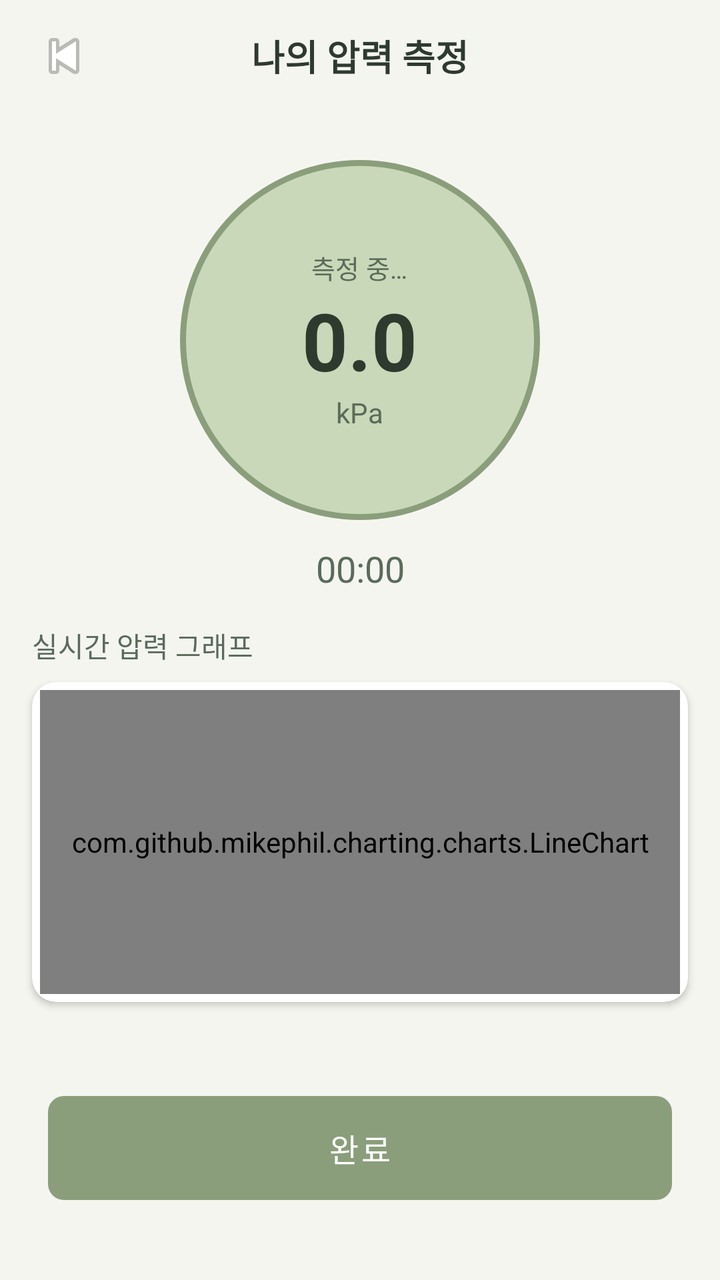
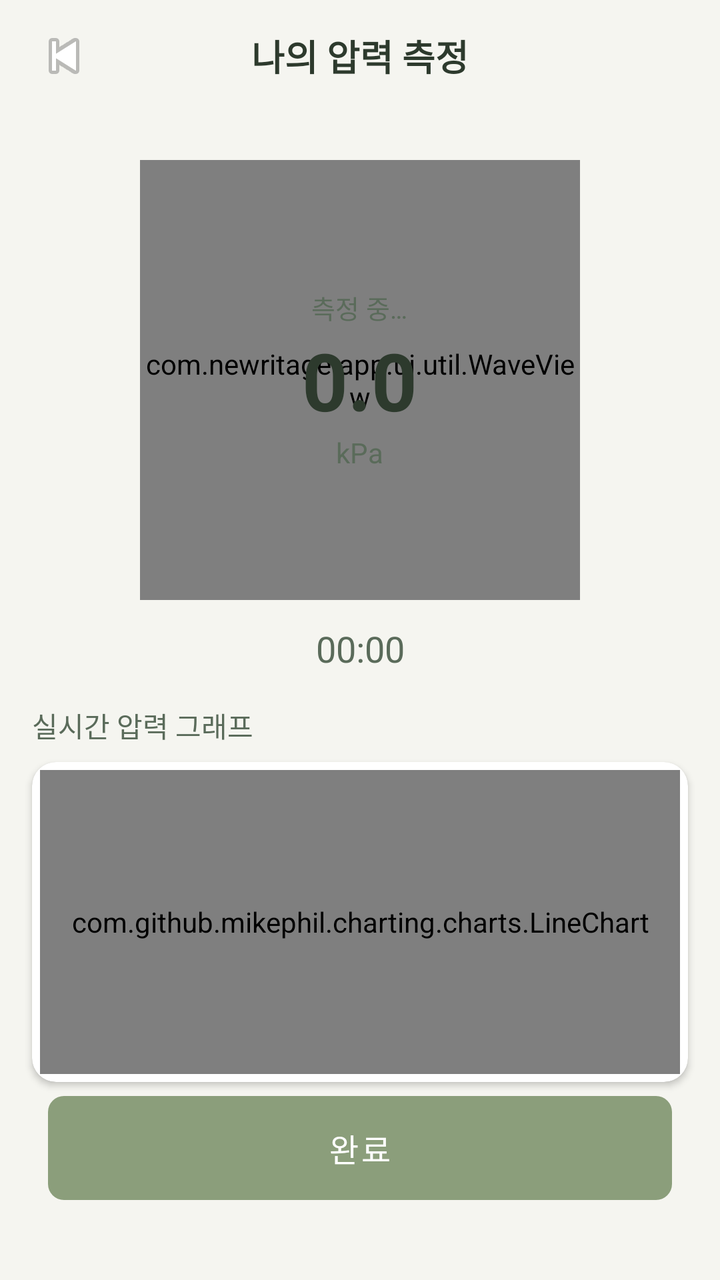

An Android layout rendered at two revisions. The XML below is the earlier revision; the diff shows what the commit changed to produce the second picture.
<!-- AndroidManifest.xml: application theme Theme.NewRitage -->
<!-- res/layout/activity_measurement.xml -->
<?xml version="1.0" encoding="utf-8"?>
<androidx.constraintlayout.widget.ConstraintLayout
    xmlns:android="http://schemas.android.com/apk/res/android"
    xmlns:app="http://schemas.android.com/apk/res-auto"
    android:layout_width="match_parent"
    android:layout_height="match_parent"
    android:background="@color/background">

    
    <FrameLayout
        android:id="@+id/toolbar"
        android:layout_width="0dp"
        android:layout_height="56dp"
        android:background="@color/background"
        app:layout_constraintTop_toTopOf="parent"
        app:layout_constraintStart_toStartOf="parent"
        app:layout_constraintEnd_toEndOf="parent">

        <ImageButton
            android:id="@+id/btnBack"
            android:layout_width="48dp"
            android:layout_height="48dp"
            android:src="@android:drawable/ic_media_previous"
            android:background="?attr/selectableItemBackgroundBorderless"
            android:padding="12dp"
            android:layout_gravity="start|center_vertical"
            android:layout_marginStart="8dp" />

        <TextView
            android:layout_width="wrap_content"
            android:layout_height="wrap_content"
            android:text="@string/measurement_title"
            android:textSize="18sp"
            android:textStyle="bold"
            android:textColor="@color/text_primary"
            android:layout_gravity="center" />
    </FrameLayout>

    
    <FrameLayout
        android:id="@+id/gaugeContainer"
        android:layout_width="180dp"
        android:layout_height="180dp"
        android:background="@drawable/bg_circle_green"
        android:layout_marginTop="24dp"
        app:layout_constraintTop_toBottomOf="@id/toolbar"
        app:layout_constraintStart_toStartOf="parent"
        app:layout_constraintEnd_toEndOf="parent">

        <LinearLayout
            android:layout_width="wrap_content"
            android:layout_height="wrap_content"
            android:orientation="vertical"
            android:gravity="center"
            android:layout_gravity="center">

            <TextView
                android:id="@+id/tvTensionStatus"
                android:layout_width="wrap_content"
                android:layout_height="wrap_content"
                android:text="측정 중…"
                android:textSize="13sp"
                android:textColor="@color/text_secondary" />

            <TextView
                android:id="@+id/tvCurrentPressure"
                android:layout_width="wrap_content"
                android:layout_height="wrap_content"
                android:text="0.0"
                android:textSize="40sp"
                android:textColor="@color/text_primary"
                android:textStyle="bold" />

            <TextView
                android:layout_width="wrap_content"
                android:layout_height="wrap_content"
                android:text="kPa"
                android:textSize="14sp"
                android:textColor="@color/text_secondary" />
        </LinearLayout>
    </FrameLayout>

    
    <TextView
        android:id="@+id/tvTimer"
        android:layout_width="wrap_content"
        android:layout_height="wrap_content"
        android:text="00:00"
        android:textSize="18sp"
        android:textColor="@color/text_secondary"
        android:layout_marginTop="12dp"
        app:layout_constraintTop_toBottomOf="@id/gaugeContainer"
        app:layout_constraintStart_toStartOf="parent"
        app:layout_constraintEnd_toEndOf="parent" />

    
    <TextView
        android:id="@+id/tvChartLabel"
        android:layout_width="0dp"
        android:layout_height="wrap_content"
        android:text="@string/realtime_chart_label"
        android:textSize="14sp"
        android:textColor="@color/text_secondary"
        android:layout_marginStart="16dp"
        android:layout_marginTop="16dp"
        app:layout_constraintTop_toBottomOf="@id/tvTimer"
        app:layout_constraintStart_toStartOf="parent"
        app:layout_constraintEnd_toEndOf="parent" />

    
    <androidx.cardview.widget.CardView
        android:id="@+id/cardChart"
        android:layout_width="0dp"
        android:layout_height="160dp"
        android:layout_marginStart="16dp"
        android:layout_marginEnd="16dp"
        android:layout_marginTop="8dp"
        app:cardCornerRadius="12dp"
        app:cardElevation="2dp"
        app:cardBackgroundColor="@color/surface"
        app:layout_constraintTop_toBottomOf="@id/tvChartLabel"
        app:layout_constraintStart_toStartOf="parent"
        app:layout_constraintEnd_toEndOf="parent">

        <com.github.mikephil.charting.charts.LineChart
            android:id="@+id/lineChart"
            android:layout_width="match_parent"
            android:layout_height="match_parent"
            android:layout_margin="4dp" />
    </androidx.cardview.widget.CardView>

    
    <Button
        android:id="@+id/btnStop"
        android:layout_width="0dp"
        android:layout_height="52dp"
        android:text="@string/btn_stop"
        android:background="@drawable/btn_primary_bg"
        android:textColor="@color/white"
        android:textSize="16sp"
        android:stateListAnimator="@null"
        android:layout_marginStart="24dp"
        android:layout_marginEnd="24dp"
        android:layout_marginBottom="40dp"
        app:layout_constraintBottom_toBottomOf="parent"
        app:layout_constraintStart_toStartOf="parent"
        app:layout_constraintEnd_toEndOf="parent" />

</androidx.constraintlayout.widget.ConstraintLayout>
<!-- resources referenced by this layout -->
<resources>
  <color name="background">#F5F5F0</color>
  <color name="surface">#FFFFFF</color>
  <color name="text_primary">#2D3A2D</color>
  <color name="text_secondary">#5A6B5A</color>
  <color name="white">#FFFFFF</color>
  <!-- drawable bg_circle_green (drawable) -->
  <?xml version="1.0" encoding="utf-8"?>
  <shape xmlns:android="http://schemas.android.com/apk/res/android"
      android:shape="oval">
      <solid android:color="@color/primary_bg" />
      <stroke
          android:width="3dp"
          android:color="@color/primary" />
  </shape>
  <!-- drawable btn_primary_bg (drawable) -->
  <?xml version="1.0" encoding="utf-8"?>
  <shape xmlns:android="http://schemas.android.com/apk/res/android"
      android:shape="rectangle">
      <solid android:color="@color/btn_primary" />
      <corners android:radius="8dp" />
  </shape>
  <string name="btn_stop">완료</string>
  <string name="measurement_title">나의 압력 측정</string>
  <string name="realtime_chart_label">실시간 압력 그래프</string>
  <style name="Theme.NewRitage" parent="Theme.MaterialComponents.Light.NoActionBar">
          <item name="colorPrimary">@color/primary</item>
          <item name="colorPrimaryDark">@color/primary_dark</item>
          <item name="colorAccent">@color/primary</item>
          <item name="android:windowBackground">@color/background</item>
          <item name="android:statusBarColor">@color/primary</item>
          <item name="android:fontFamily">sans-serif</item>
      </style>
  <color name="primary_bg">#C8D8B8</color>
  <color name="primary">#8B9E7B</color>
  <color name="btn_primary">#8B9E7B</color>
  <color name="primary_dark">#6B7E5B</color>
</resources>

<!-- the commit's change to res/layout/activity_measurement.xml (unified diff, before → after) -->
@@ -39,13 +39,17 @@
     
     <FrameLayout
         android:id="@+id/gaugeContainer"
-        android:layout_width="180dp"
-        android:layout_height="180dp"
-        android:background="@drawable/bg_circle_green"
+        android:layout_width="220dp"
+        android:layout_height="220dp"
         android:layout_marginTop="24dp"
         app:layout_constraintTop_toBottomOf="@id/toolbar"
         app:layout_constraintStart_toStartOf="parent"
         app:layout_constraintEnd_toEndOf="parent">
+
+        <com.newritage.app.ui.util.WaveView
+            android:id="@+id/waveView"
+            android:layout_width="match_parent"
+            android:layout_height="match_parent" />
 
         <LinearLayout
             android:layout_width="wrap_content"
<!-- resource entries referenced after the edit -->
@@ -5,20 +5,11 @@
   <color name="text_primary">#2D3A2D</color>
   <color name="text_secondary">#5A6B5A</color>
   <color name="white">#FFFFFF</color>
-  <!-- drawable bg_circle_green (drawable) -->
-  <?xml version="1.0" encoding="utf-8"?>
-  <shape xmlns:android="http://schemas.android.com/apk/res/android"
-      android:shape="oval">
-      <solid android:color="@color/primary_bg" />
-      <stroke
-          android:width="3dp"
-          android:color="@color/primary" />
-  </shape>
   <!-- drawable btn_primary_bg (drawable) -->
   <?xml version="1.0" encoding="utf-8"?>
   <shape xmlns:android="http://schemas.android.com/apk/res/android"
       android:shape="rectangle">
-      <solid android:color="@color/btn_primary" />
+      <solid android:color="@color/primary" />
       <corners android:radius="8dp" />
   </shape>
   <string name="btn_stop">완료</string>
@@ -32,9 +23,7 @@
           <item name="android:statusBarColor">@color/primary</item>
           <item name="android:fontFamily">sans-serif</item>
       </style>
-  <color name="primary_bg">#C8D8B8</color>
   <color name="primary">#8B9E7B</color>
-  <color name="btn_primary">#8B9E7B</color>
   <color name="primary_dark">#6B7E5B</color>
 </resources>
 
